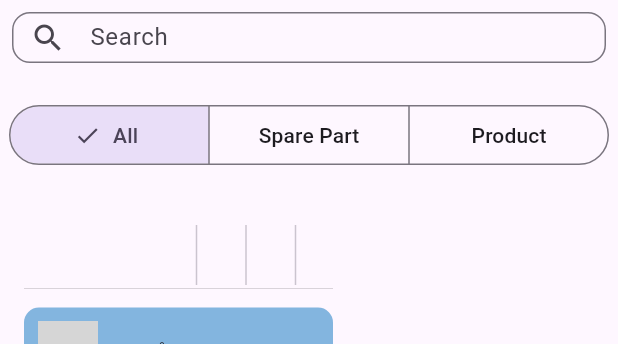
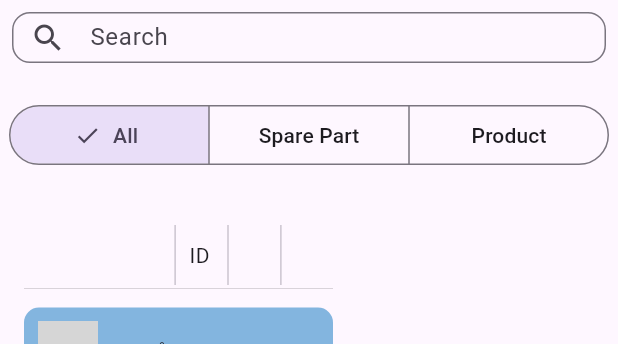
Before and after one commit to McQueenMG/IKEA_SPARE_TEK830, a Flutter app: the screen it shows after launch, on a phone screen of 412 x 824 dp, the part 84-428 px from its top. Run offline on Flutter 3.47's test engine with Material 3 defaults, Android fonts, the phone set to English and light mode, and no system bars; network calls fail; grey boxes are pictures that could not be loaded.

Commit message:
Fixed list header alignment

```diff
--- a/ikea_spare/lib/Widgets/SparePartListHeader.dart
+++ b/ikea_spare/lib/Widgets/SparePartListHeader.dart
@@ -8,7 +8,7 @@ class SparePartListHeader extends StatelessWidget {
     return Row(
       children: [
         Container(
-          width: 90, // Fixed width for the image
+          width: 65, // Fixed width for the image
         ),
         const Expanded(
           child: Padding(
@@ -21,7 +21,7 @@ class SparePartListHeader extends StatelessWidget {
             ),
           ),
         ),
-        const VerticalDivider(),
+        const VerticalDivider(width: 0),
         const Expanded(
           child: Padding(
             padding: EdgeInsets.only(left: 10.0, right: 10.0),
@@ -33,7 +33,7 @@ class SparePartListHeader extends StatelessWidget {
             ),
           ),
         ),
-        const VerticalDivider(),
+        const VerticalDivider(width: 0),
         const Expanded(
           child: Padding(
             padding: EdgeInsets.only(left: 10.0, right: 10.0),
@@ -45,7 +45,7 @@ class SparePartListHeader extends StatelessWidget {
             ),
           ),
         ),
-        const VerticalDivider(),
+        const VerticalDivider(width: 0),
         const Expanded(
           child: Padding(
             padding: EdgeInsets.only(left: 10.0, right: 10.0),
```
